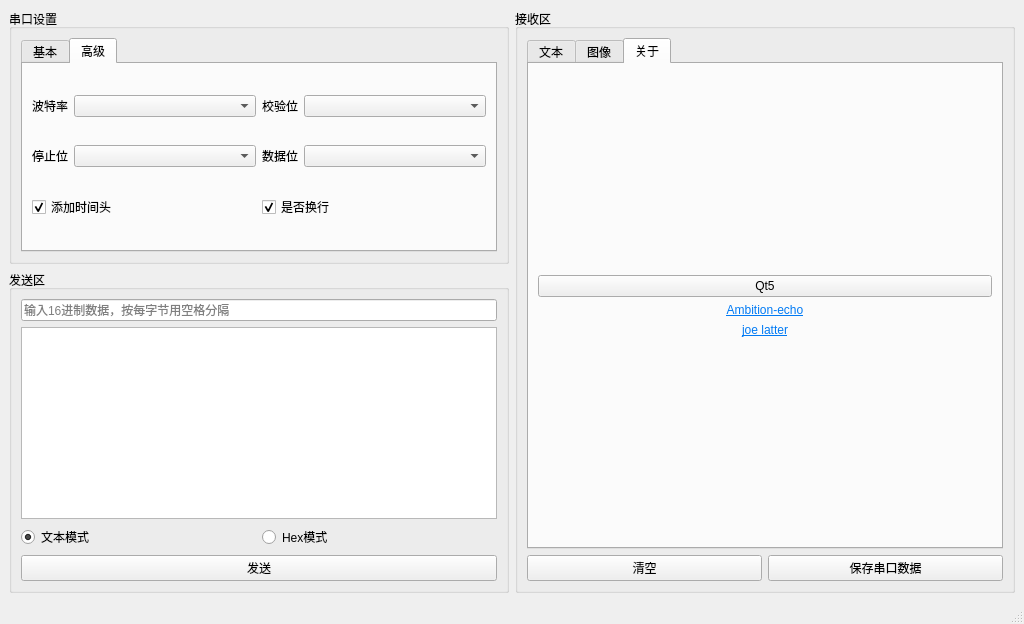
Qt form mainwindow.ui (Pylogmon/serialPortAssistant) before a commit.
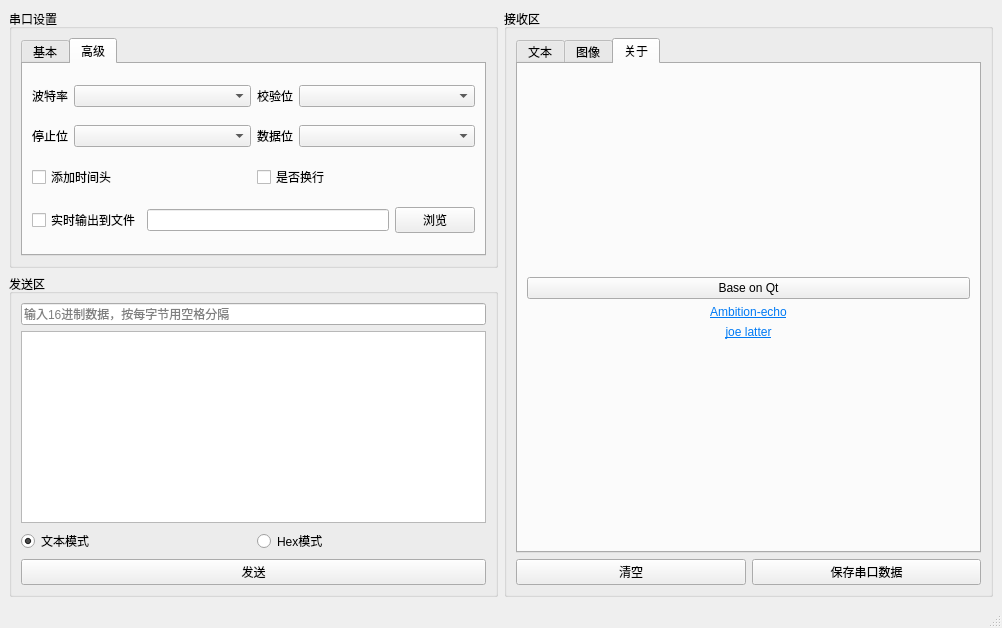
The same form after that commit. The open tabs and pages were chosen to show the change.

Commit message: 实时写入文件

What changed in the file:
```diff
--- a/mainwindow.ui
+++ b/mainwindow.ui
@@ -6,8 +6,8 @@
    <rect>
     <x>0</x>
     <y>0</y>
-    <width>1024</width>
-    <height>624</height>
+    <width>1002</width>
+    <height>628</height>
    </rect>
   </property>
   <property name="windowTitle">
@@ -16,7 +16,7 @@
   <widget class="QWidget" name="centralwidget">
    <layout class="QGridLayout" name="gridLayout_8">
     <item row="0" column="0">
-     <layout class="QHBoxLayout" name="horizontalLayout_14">
+     <layout class="QHBoxLayout" name="horizontalLayout_15">
       <item>
        <layout class="QVBoxLayout" name="verticalLayout">
         <item>
@@ -251,7 +251,7 @@
                     <string>添加时间头</string>
                    </property>
                    <property name="checked">
-                    <bool>true</bool>
+                    <bool>false</bool>
                    </property>
                   </widget>
                  </item>
@@ -261,7 +261,28 @@
                     <string>是否换行</string>
                    </property>
                    <property name="checked">
-                    <bool>true</bool>
+                    <bool>false</bool>
+                   </property>
+                  </widget>
+                 </item>
+                </layout>
+               </item>
+               <item row="3" column="0">
+                <layout class="QHBoxLayout" name="horizontalLayout_14">
+                 <item>
+                  <widget class="QCheckBox" name="realTimecheckBox">
+                   <property name="text">
+                    <string>实时输出到文件</string>
+                   </property>
+                  </widget>
+                 </item>
+                 <item>
+                  <widget class="QLineEdit" name="pathEdit"/>
+                 </item>
+                 <item>
+                  <widget class="QPushButton" name="browseBtn">
+                   <property name="text">
+                    <string>浏览</string>
                    </property>
                   </widget>
                  </item>
@@ -486,7 +507,7 @@
                   <cursorShape>PointingHandCursor</cursorShape>
                  </property>
                  <property name="text">
-                  <string>Qt5</string>
+                  <string>Base on Qt</string>
                  </property>
                 </widget>
                </item>
```
The commit also changes 2 other files.
